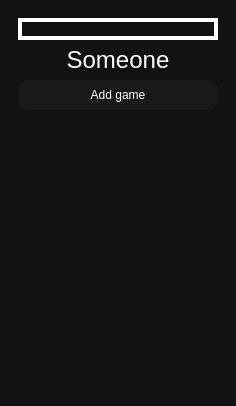
Above: Foxlike/profilewindow.ui from Lekantrop-gd/CourseProject before the change. Below: the same form after it.
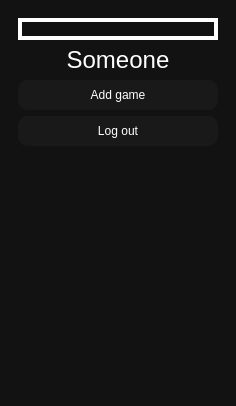
That is the form after the change. Icons and pictures are not drawn.

What changed in the file:
```diff
--- a/Foxlike/profilewindow.ui
+++ b/Foxlike/profilewindow.ui
@@ -88,6 +88,29 @@
          </property>
         </widget>
        </item>
+       <item row="3" column="1">
+        <widget class="QPushButton" name="logOutButton">
+         <property name="cursor">
+          <cursorShape>PointingHandCursor</cursorShape>
+         </property>
+         <property name="styleSheet">
+          <string notr="true">QPushButton {
+	height: 30px;
+	background-color: rgb(25, 25, 25);
+	border-radius: 10%;
+}
+
+QPushButton:hover {
+	background-color: rgb(28, 28, 28);
+	border-radius: 5%;
+}
+</string>
+         </property>
+         <property name="text">
+          <string>Log out</string>
+         </property>
+        </widget>
+       </item>
       </layout>
      </widget>
     </item>
```
